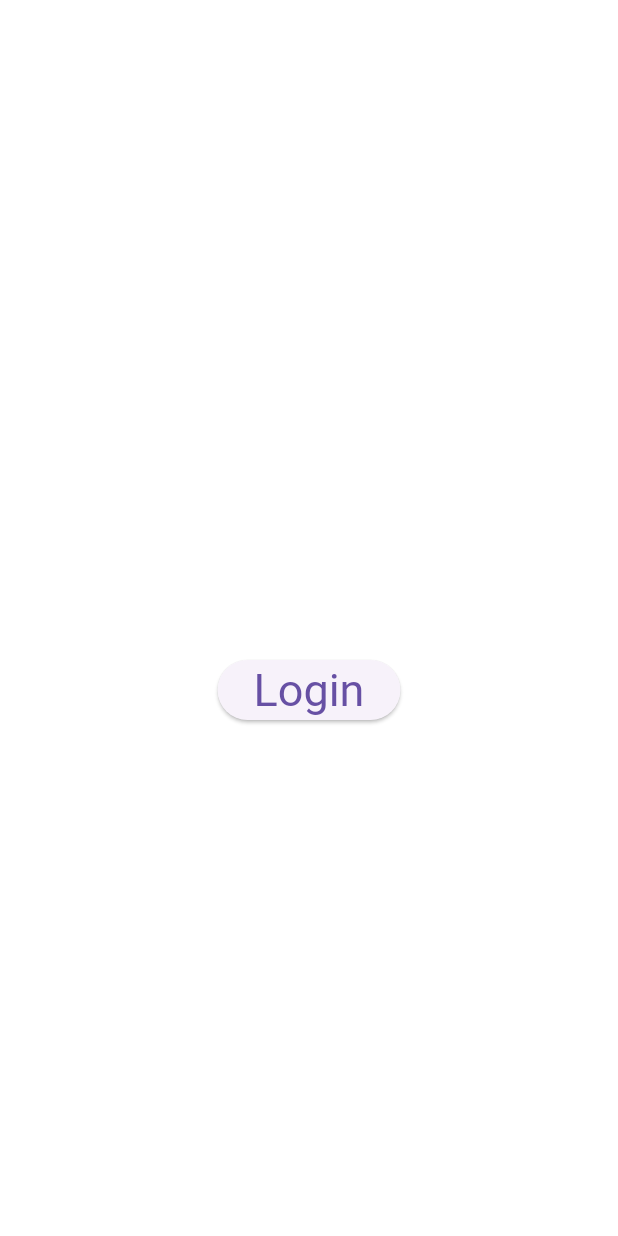
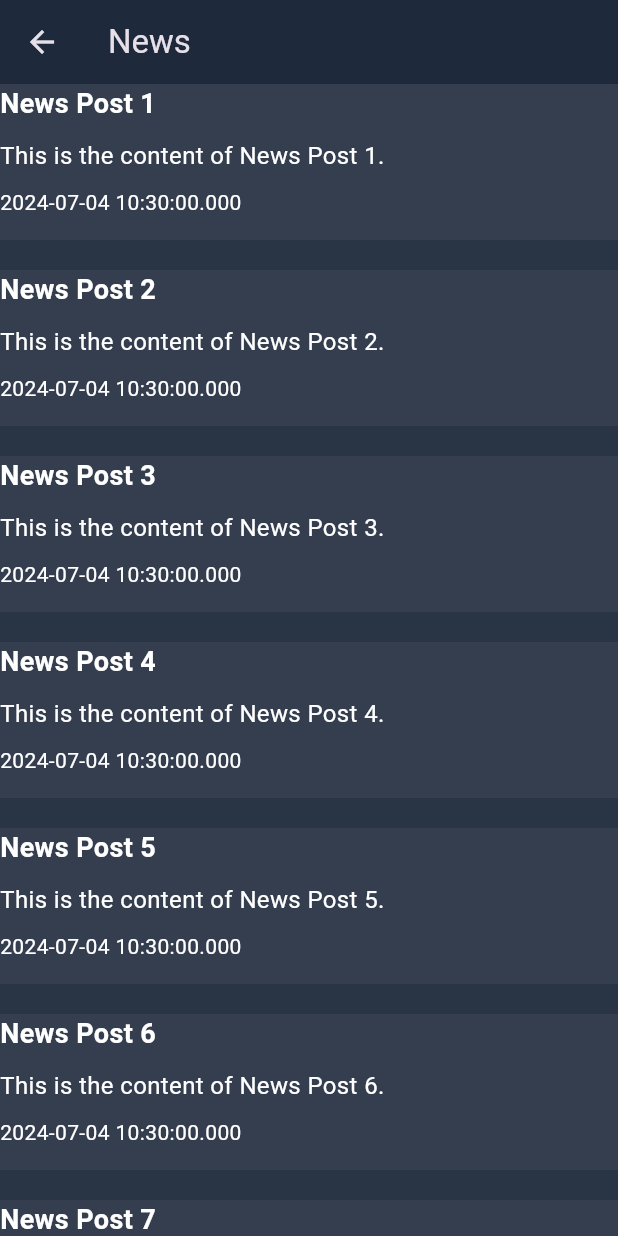
Before and after one commit to leoculjak/eClinic_mobile, a Flutter app: the screen it shows after launch, after a tap on "Login", on a phone screen of 412 x 824 dp. Run offline on Flutter 3.47's test engine with Material 3 defaults, Android fonts, the phone set to English and light mode, and no system bars; missing offline and left inert: flutter_appauth.

Commit message:
feat: Add news page and navigation from login page

```diff
--- a/lib/main.dart
+++ b/lib/main.dart
@@ -1,4 +1,5 @@
 import 'package:eclinic_mobile/pages/login_page.dart';
+import 'package:eclinic_mobile/pages/news_page.dart';
 import 'package:flutter/material.dart';
 
 void main() {
@@ -15,9 +16,18 @@ class MyApp extends StatelessWidget {
       title: 'eClinic',
       debugShowCheckedModeBanner: false,
       theme: ThemeData(
-        useMaterial3: true,
-      ),
+          useMaterial3: true,
+          brightness: Brightness.dark,
+          primaryColor: const Color(0xFF1E293B),
+          scaffoldBackgroundColor: const Color(0xFF293545),
+          appBarTheme: const AppBarTheme(
+            backgroundColor: Color(0xFF1E293B),
+          )),
       home: const LoginPage(),
+      routes: {
+        '/login': (context) => const LoginPage(),
+        '/news': (context) => const NewsPage(),
+      },
     );
   }
 }
--- a/lib/pages/login_page.dart
+++ b/lib/pages/login_page.dart
@@ -35,7 +35,8 @@ class _LoginPageState extends State<LoginPage> {
         onPressed: () async {
           print("button pressed");
           // _showAlertDialog("show text");
-          await provider.tryToLogin();
+          // await provider.tryToLogin();
+          Navigator.pushNamed(context, '/news');
         },
         child: Text(
           text,
--- /dev/null
+++ b/lib/pages/news_page.dart
@@ -0,0 +1,97 @@
+import 'package:eclinic_mobile/models/post.dart';
+import 'package:flutter/material.dart';
+
+class NewsPage extends StatelessWidget {
+  const NewsPage({super.key});
+
+  @override
+  Widget build(BuildContext context) {
+    return Scaffold(
+      appBar: AppBar(
+        title: const Text('News'),
+      ),
+      body: ListView.builder(
+        itemCount: newsPosts.length,
+        itemBuilder: (context, index) {
+          final newsPost = newsPosts[index];
+          return Container(
+            decoration: const BoxDecoration(
+              color: Color(0xFF353E4F), // Dark transparent color
+            ),
+            margin:
+                const EdgeInsets.only(left: 0, right: 0, top: 0, bottom: 20),
+            padding:
+                const EdgeInsets.only(left: 0, right: 0, top: 0, bottom: 15),
+            child: Column(
+              crossAxisAlignment: CrossAxisAlignment.start,
+              children: [
+                Text(
+                  newsPost.title,
+                  style: const TextStyle(
+                    fontSize: 18,
+                    fontWeight: FontWeight.bold,
+                    color: Colors.white,
+                  ),
+                ),
+                const SizedBox(height: 10),
+                Text(
+                  newsPost.content,
+                  style: const TextStyle(
+                    fontSize: 16,
+                    color: Colors.white,
+                  ),
+                ),
+                const SizedBox(height: 10),
+                Text(
+                  newsPost.publicationDate.toString(),
+                  style: const TextStyle(
+                    fontSize: 14,
+                    color: Colors.white,
+                  ),
+                ),
+              ],
+            ),
+          );
+        },
+      ),
+    );
+  }
+}
+
+List<Post> newsPosts = [
+  Post(
+    id: 1,
+    title: 'News Post 1',
+    content: 'This is the content of News Post 1.',
+  ),
+  Post(
+    id: 2,
+    title: 'News Post 2',
+    content: 'This is the content of News Post 2.',
+  ),
+  Post(
+    id: 3,
+    title: 'News Post 3',
+    content: 'This is the content of News Post 3.',
+  ),
+  Post(
+    id: 4,
+    title: 'News Post 4',
+    content: 'This is the content of News Post 4.',
+  ),
+  Post(
+    id: 5,
+    title: 'News Post 5',
+    content: 'This is the content of News Post 5.',
+  ),
+  Post(
+    id: 6,
+    title: 'News Post 6',
+    content: 'This is the content of News Post 6.',
+  ),
+  Post(
+    id: 7,
+    title: 'News Post 7',
+    content: 'This is the content of News Post 7.',
+  ),
+];
```
